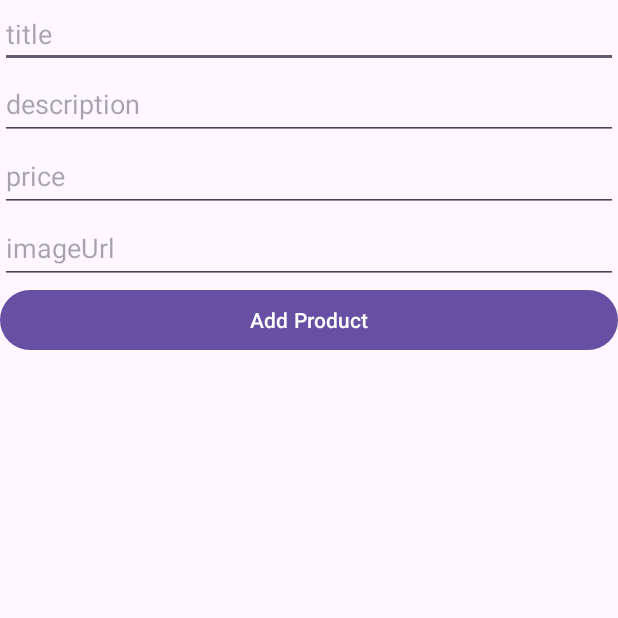
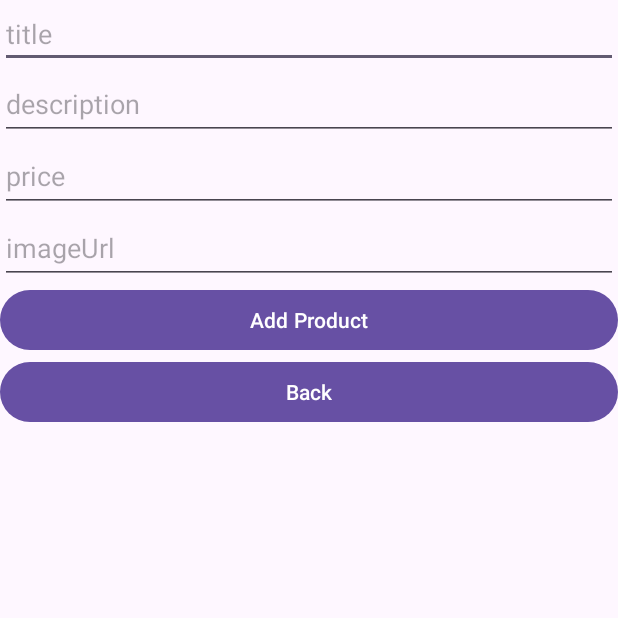
Before and after one commit to MurdMarauder/android-final, an Android app: the ProductAddActivity screen opened directly, with no data from a screen before it, on a phone screen of 412 x 824 dp, the top half of it. Run offline under Robolectric (Android 15) with nearby library versions, the phone set to English and light mode, and no system bars; our stand-ins replace Firebase (no records; nobody signed in at launch, a user with empty details on screens opened directly).

Commit message:
Updated the styles

```diff
--- a/app/src/main/java/com/example/android_finals_test/LoginActivity.kt
+++ b/app/src/main/java/com/example/android_finals_test/LoginActivity.kt
@@ -6,12 +6,15 @@ import android.os.Bundle
 import android.util.Log
 import android.widget.Button
 import android.widget.EditText
+import android.widget.ImageView
 import android.widget.Toast
+import com.bumptech.glide.Glide
 import com.google.firebase.Firebase
 import com.google.firebase.auth.FirebaseAuth
 import com.google.firebase.auth.auth
 
 class LoginActivity : AppCompatActivity() {
+    private val logoUrl = "https://firebasestorage.googleapis.com/v0/b/android-dev-final-b7273.appspot.com/o/logo.jpg?alt=media&token=1c34d817-65f5-41e9-9893-978fd3859726"
 
     private lateinit var auth: FirebaseAuth
     override fun onCreate(savedInstanceState: Bundle?) {
@@ -24,6 +27,8 @@ class LoginActivity : AppCompatActivity() {
         val passwordET = findViewById<EditText>(R.id.loginPasswordET)
         val loginButton = findViewById<Button>(R.id.loginButton)
         val registerButton = findViewById<Button>(R.id.registerButton)
+        val loginLogo = findViewById<ImageView>(R.id.loginLogo)
+        Glide.with(this).load(logoUrl).into(loginLogo)
 
         loginButton.setOnClickListener {
             val email = emailET.text.toString()
--- a/app/src/main/java/com/example/android_finals_test/ProductAddActivity.kt
+++ b/app/src/main/java/com/example/android_finals_test/ProductAddActivity.kt
@@ -26,6 +26,13 @@ class ProductAddActivity : AppCompatActivity() {
         val imageUrlET = findViewById<EditText>(R.id.productAddImageUrlET)
         val addProductButton = findViewById<Button>(R.id.productAddButton)
         val db = Firebase.firestore
+        val addBack = findViewById<Button>(R.id.addBack)
+
+        addBack.setOnClickListener {
+            finish()
+            val mainActivity = Intent(this, MainActivity::class.java)
+            startActivity(mainActivity)
+        }
 
         addProductButton.setOnClickListener {
             val title = titleET.text.toString()
--- a/app/src/main/res/layout/activity_product_add.xml
+++ b/app/src/main/res/layout/activity_product_add.xml
@@ -51,5 +51,11 @@
             android:layout_width="match_parent"
             android:layout_height="wrap_content"
             android:text="Add Product" />
+
+        <Button
+            android:id="@+id/addBack"
+            android:layout_width="match_parent"
+            android:layout_height="wrap_content"
+            android:text="Back" />
     </LinearLayout>
 </androidx.constraintlayout.widget.ConstraintLayout>
```
Also changed, not shown: app/src/main/res/layout/activity_login.xml (+14 -2 lines), app/src/main/res/layout/activity_main.xml (+8 -5 lines), app/src/main/res/layout/activity_register.xml (+6 -2 lines).
